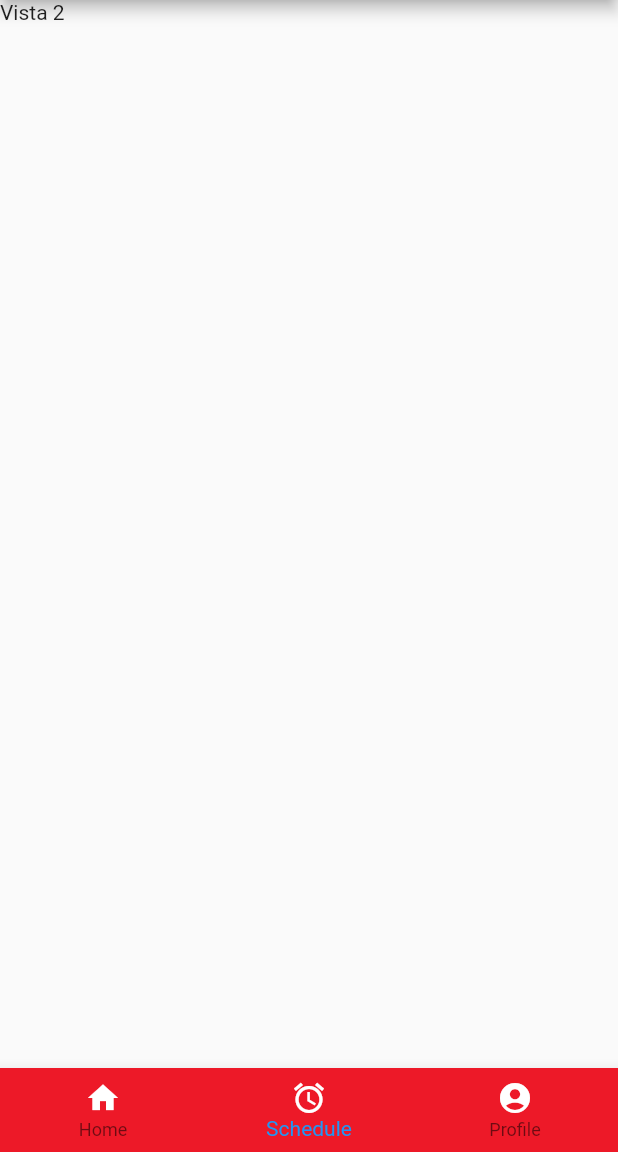
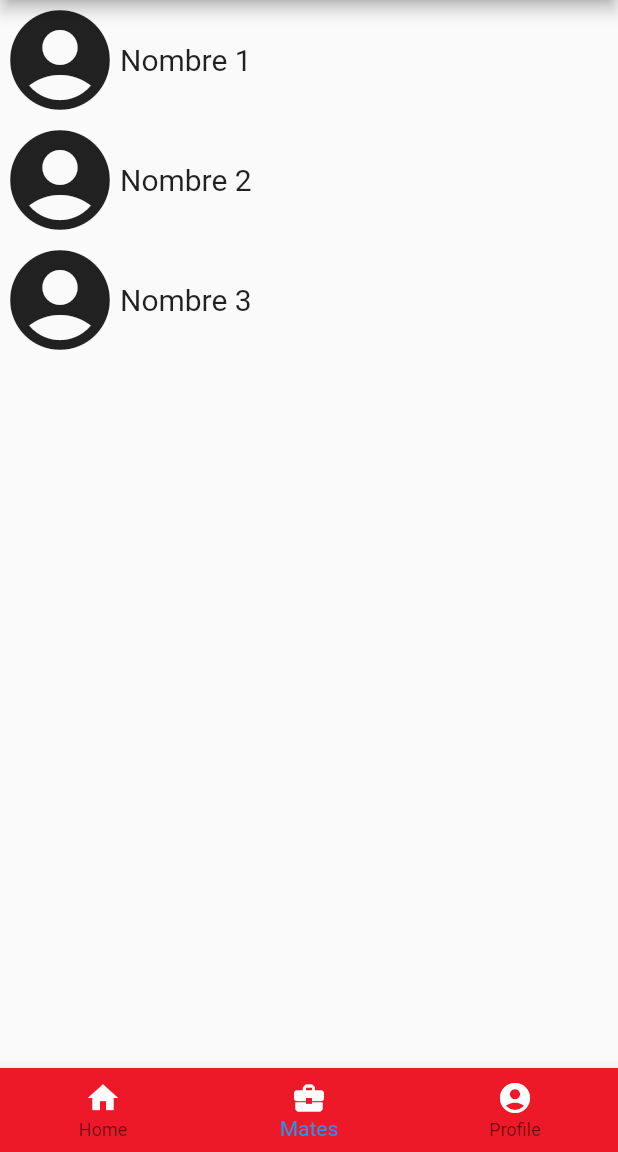
Before and after one commit to Davids89/nss-flutter, a Flutter app: the screen it shows after launch, item 2 of the bottom bar chosen, on a phone screen of 412 x 824 dp, the part 84-1236 px from its top. Run offline on Flutter 3.47's test engine with Material 2 defaults, Android fonts, the phone set to English and light mode, and no system bars.

Commit message:
Listing fake mates

```diff
--- a/lib/home_widget.dart
+++ b/lib/home_widget.dart
@@ -1,4 +1,5 @@
 import 'package:flutter/material.dart';
+import 'package:nosoloflutter/screens/worker_list_widget.dart';
 import 'view_widget.dart';
 
 class Home extends StatefulWidget {
@@ -12,7 +13,7 @@ class _HomeState extends State<Home> {
   // Las variables final se asignan y no se vuelven a cambiar
   final List<Widget> _children = [
     View('Vista 1'),
-    View('Vista 2'),
+    WorkerListWidget(),
     View('Vista 3')
   ];
 
@@ -43,11 +44,11 @@ class _HomeState extends State<Home> {
           ),
           BottomNavigationBarItem(
             icon: new Icon(
-              Icons.alarm,
+              Icons.business_center,
               color: Colors.white,
             ),
             title: Text(
-              'Schedule',
+              'Mates',
               style: TextStyle(color: Colors.white),
             ),
           ),
--- /dev/null
+++ b/lib/models/person.dart
@@ -0,0 +1,7 @@
+class Person {
+  String name;
+  String surname;
+  DateTime birthDate;
+
+  Person({String name, String surname, DateTime birthDate});
+}
--- /dev/null
+++ b/lib/models/worker.dart
@@ -0,0 +1,10 @@
+import 'person.dart';
+
+class Worker extends Person {
+  String email;
+  String job;
+
+  Worker({String name, String surname, String email, String job}) {
+    this.name = name;
+  }
+}
--- /dev/null
+++ b/lib/screens/worker_list_widget.dart
@@ -0,0 +1,48 @@
+import 'package:flutter/material.dart';
+import 'package:nosoloflutter/models/worker.dart';
+
+class WorkerListWidget extends StatelessWidget {
+  List<Worker> _workers = [
+    Worker(name: 'Nombre 1'),
+    Worker(name: 'Nombre 2'),
+    Worker(name: 'Nombre 3')
+  ];
+
+  Column createWorkerListItems() {
+    List<Widget> _workersWidgets = [];
+
+    _workersWidgets = _workers.map((worker) {
+      return Row(
+        children: <Widget>[
+          Icon(
+            Icons.account_circle,
+            size: 80,
+          ),
+          Center(
+            child: Text(
+              worker.name,
+              style: TextStyle(fontSize: 20),
+              textAlign: TextAlign.justify,
+            ),
+          )
+        ],
+      );
+    }).toList();
+
+    return Column(
+      children: _workersWidgets,
+    );
+  }
+
+  @override
+  Widget build(BuildContext context) {
+    createWorkerListItems();
+    return ListView(
+      children: <Widget>[
+        Container(
+          child: createWorkerListItems(),
+        )
+      ],
+    );
+  }
+}
```
